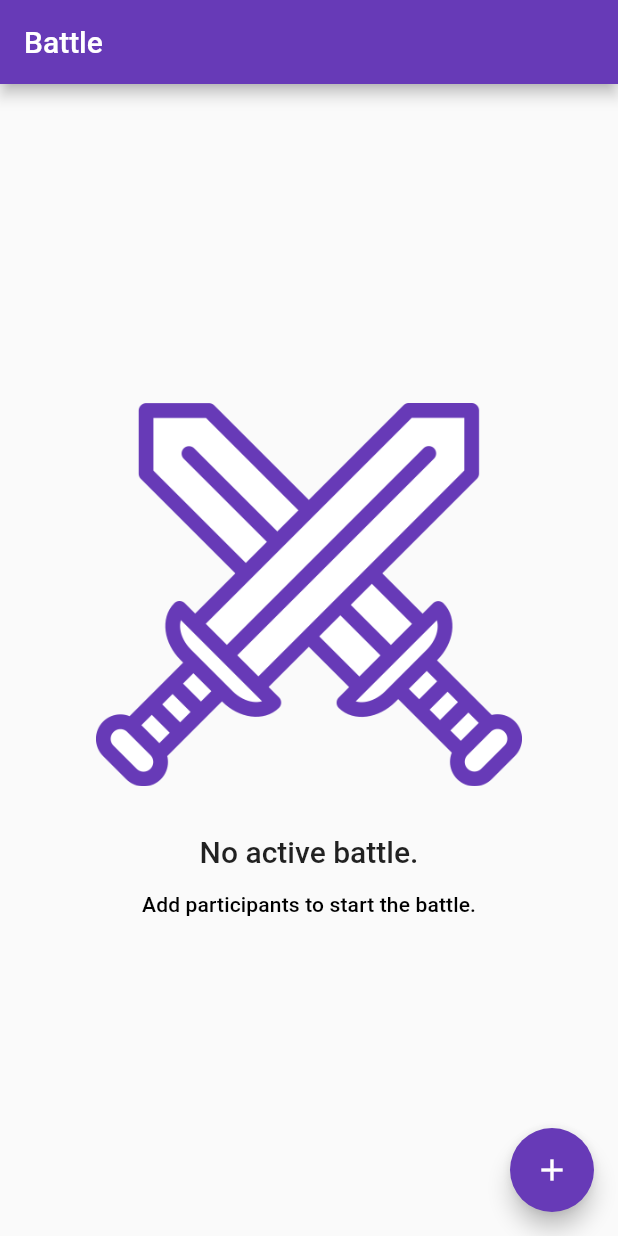
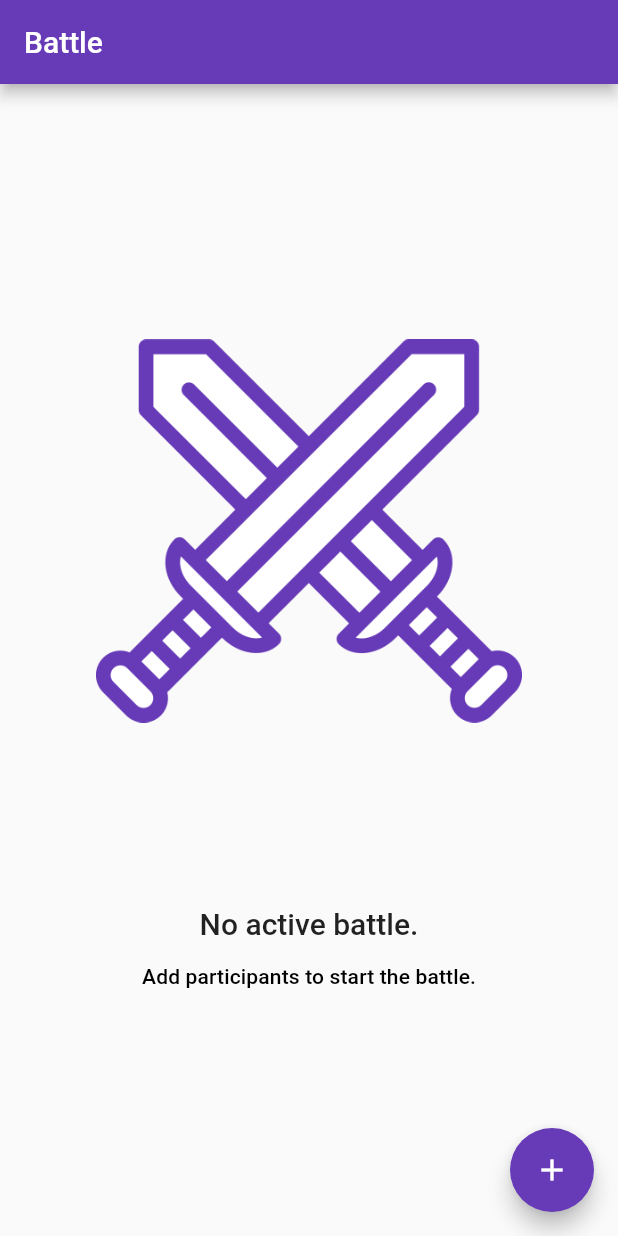
Before and after one commit to Tetr4/Initiative, a Flutter app: the screen it shows after launch, on a phone screen of 412 x 824 dp. Run offline on Flutter 3.47's test engine with Material 2 defaults, Android fonts, the phone set to English and light mode, and no system bars; drawn by our look-alikes of flutter_speed_dial; our stand-ins replace shared_preferences.

Commit message:
Fix logo overflow error

```diff
--- a/lib/screens/battle.dart
+++ b/lib/screens/battle.dart
@@ -176,29 +176,43 @@ class EmptyBattleBody extends StatelessWidget {
 
   @override
   Widget build(BuildContext context) {
-    return Padding(
-      padding: EdgeInsets.symmetric(horizontal: 64),
+    return Center(
+      child: Padding(
+        padding: EdgeInsets.all(64),
         child: Column(
           crossAxisAlignment: CrossAxisAlignment.center,
-        mainAxisAlignment: MainAxisAlignment.center,
           children: [
-          Image.asset(
+            Expanded(flex: 80, child: _buildLogo()),
+            Padding(
+              padding: EdgeInsets.only(top: 16, bottom: 16),
+              child: _buildText(context),
+            ),
+            Expanded(flex: 20, child: _buildSubText(context)),
+          ],
+        ),
+      ),
+    );
+  }
+
+  Image _buildLogo() {
+    return Image.asset(
       'assets/battle_swords.png',
       fit: BoxFit.scaleDown,
       alignment: Alignment.center,
-          ),
-          Padding(
-              padding: EdgeInsets.only(top: 32, bottom: 16),
-              child: Text(
+    );
+  }
+
+  Text _buildText(BuildContext context) {
+    return Text(
       'No active battle.',
       style: Theme.of(context).textTheme.title,
-              )),
-          Text(
+    );
+  }
+
+  Text _buildSubText(BuildContext context) {
+    return Text(
       'Add participants to start the battle.',
       style: Theme.of(context).textTheme.subtitle,
-          )
-        ],
-      ),
     );
   }
 }
```
Lines whose indentation alone changed are shown as unchanged.
